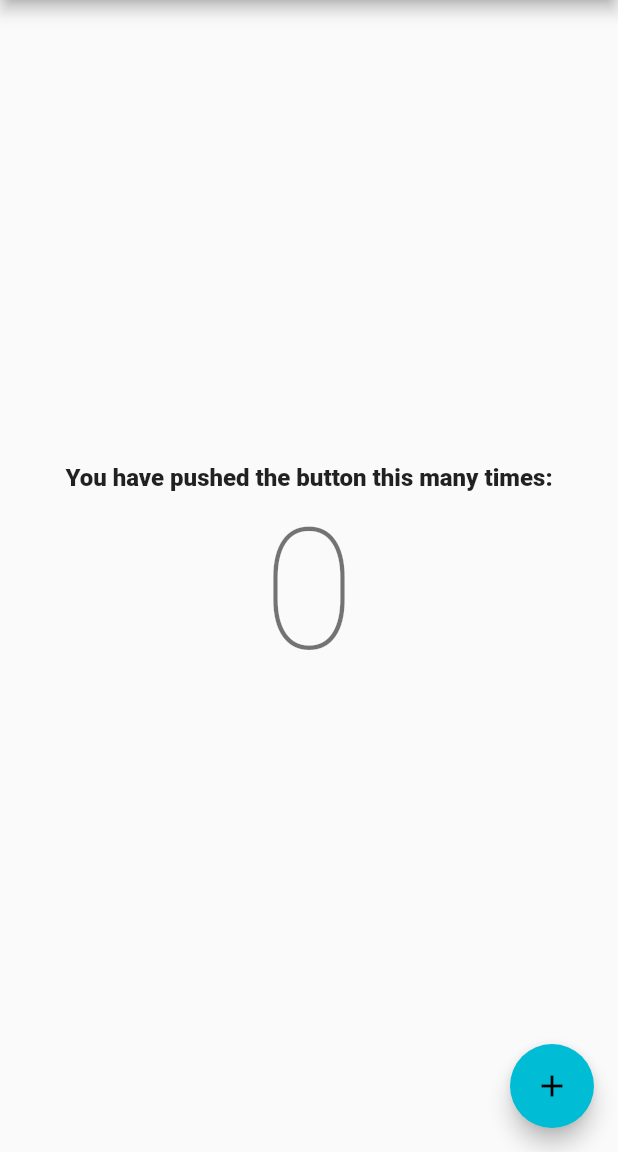
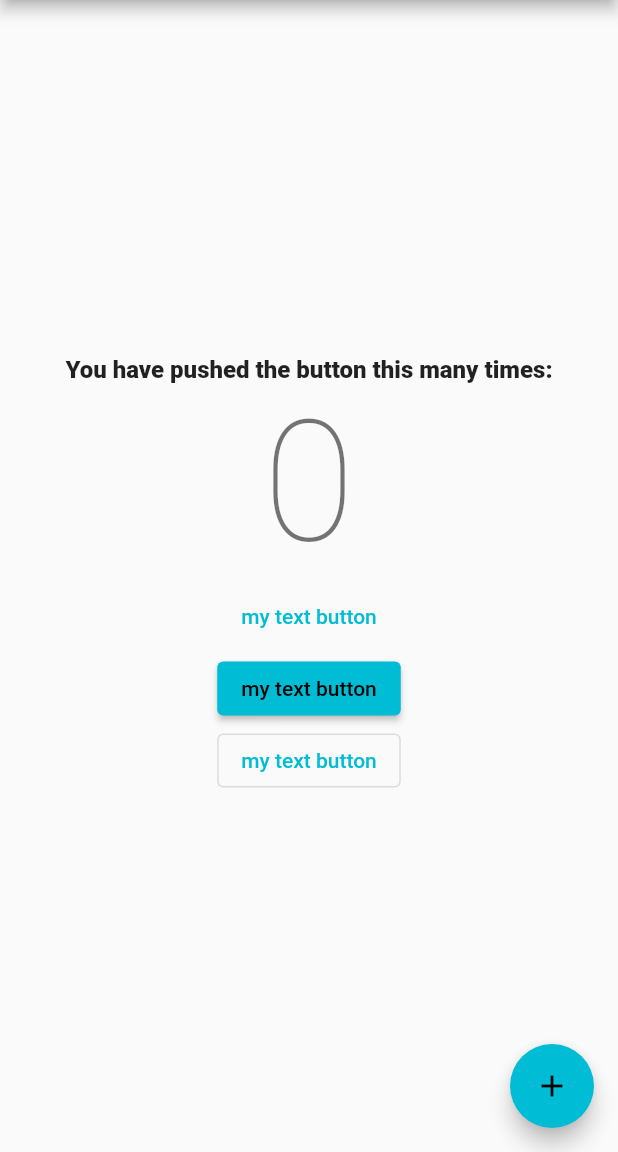
Before and after one commit to uto-usui/flutter-lab, a Flutter app: the screen it shows after launch, on a phone screen of 412 x 824 dp, the part 84-1236 px from its top. Run offline on Flutter 3.47's test engine with Material 2 defaults, Android fonts, the phone set to English and light mode, and no system bars.

Commit message:
✨ Add button

```diff
--- a/first_flutter_app/lib/main.dart
+++ b/first_flutter_app/lib/main.dart
@@ -105,6 +105,9 @@ class _MyHomePageState extends State<MyHomePage> {
               '$_counter',
               style: Theme.of(context).textTheme.headline1,
             ),
+            TextButton(onPressed: () {}, child: Text('my text button')),
+            ElevatedButton(onPressed: () {}, child: Text('my text button')),
+            OutlinedButton(onPressed: () {}, child: Text('my text button')),
           ],
         ),
       ),
```
